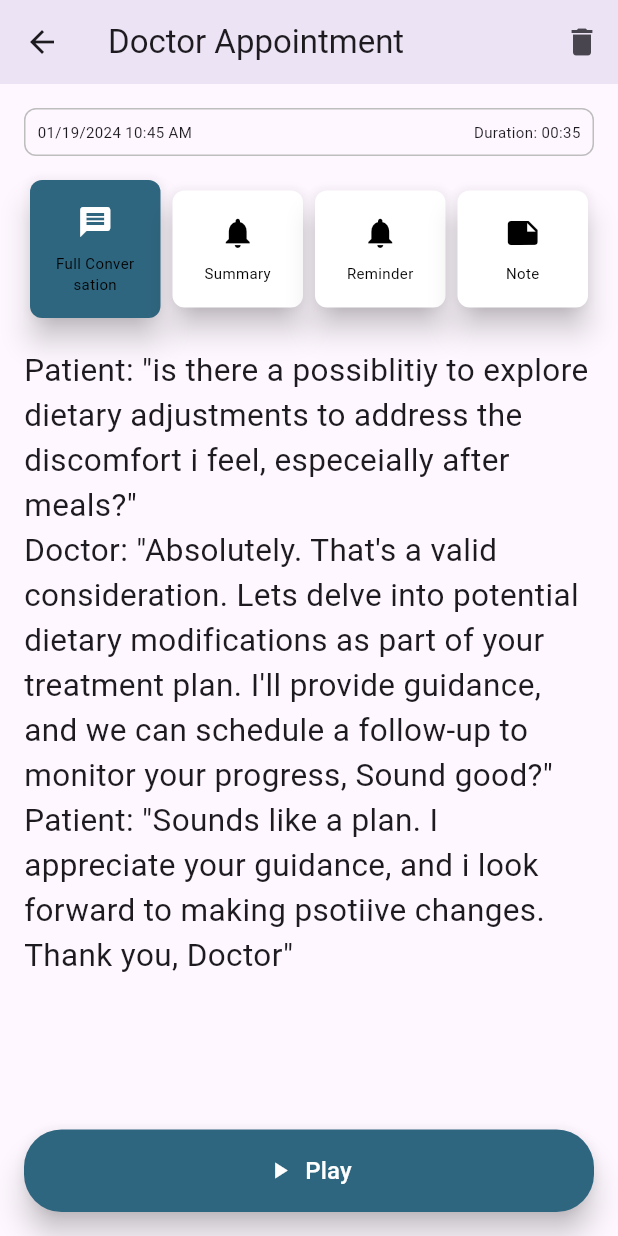
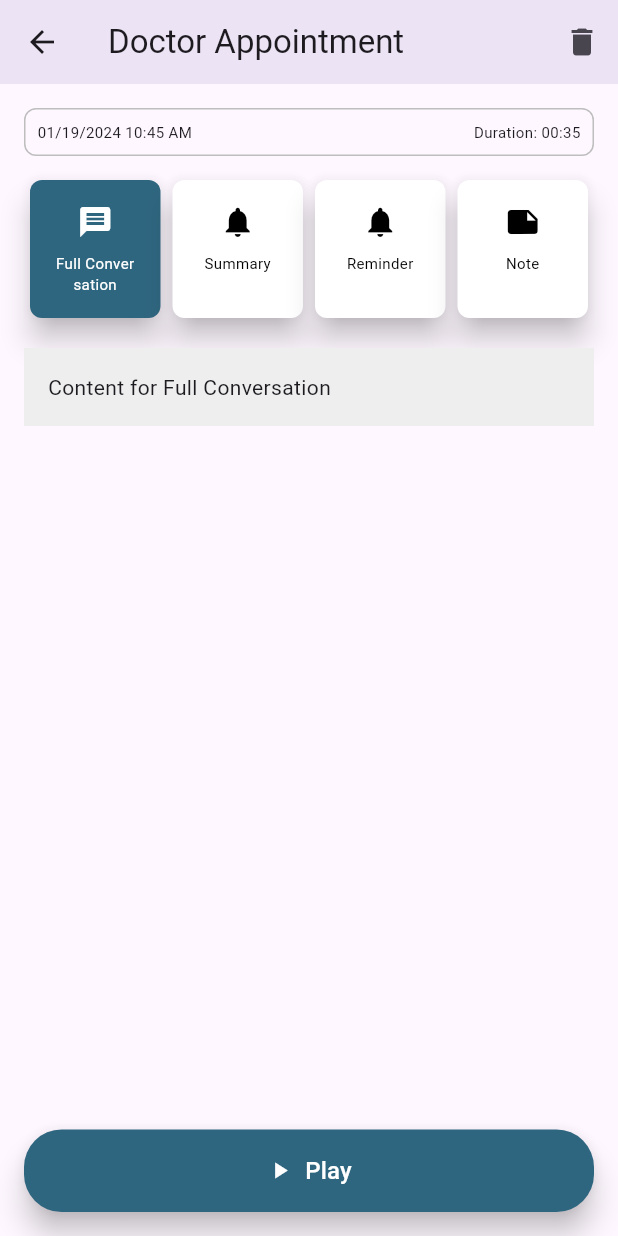
Before and after one commit to umgc/Minder, a Flutter app: the conversationDetailsScreen screen opened by its route, on a phone screen of 412 x 824 dp. Run offline on Flutter 3.47's test engine with Material 3 defaults, Android fonts, the light colour scheme and no system bars; our stand-ins replace audioplayers, camera, image_picker, permission_handler, speech_to_text; missing offline and left inert: amplify_flutter, amplify_storage_s3, google_mlkit_face_detection, tutorial_coach_mark; network calls fail.

Commit message:
create and added new eula and updated the conversation details

```diff
--- a/lib/Caregiver_Conversation/patient_conversation_details.dart
+++ b/lib/Caregiver_Conversation/patient_conversation_details.dart
@@ -13,21 +13,28 @@ class MyApp extends StatelessWidget {
   }
 }
 
-class conversationDetailsScreen extends StatelessWidget {
+class conversationDetailsScreen extends StatefulWidget {
+  @override
+  _ConversationDetailsScreenState createState() => _ConversationDetailsScreenState();
+}
+
+class _ConversationDetailsScreenState extends State<conversationDetailsScreen> {
+   String selectedButton = 'Full Conversation'; // Initial selected button
+
   @override
   Widget build(BuildContext context) {
     return Scaffold(
       appBar: AppBar(
         leading: IconButton(
-          icon: Icon(Icons.arrow_back),
+          icon: const Icon(Icons.arrow_back),
           onPressed: () {
-            Navigator.pop(context);
+            // Handle back button press
           },
         ),
-        title: Text('Doctor Appointment'),
+        title: const Text('Doctor Appointment'),
         actions: [
           IconButton(
-            icon: Icon(Icons.delete),
+            icon: const Icon(Icons.delete),
             onPressed: () {
               showDeleteConfirmationDialog(context);
             },
@@ -45,8 +52,8 @@ class conversationDetailsScreen extends StatelessWidget {
                 borderRadius: BorderRadius.circular(8),
                 border: Border.all(color: const Color.fromARGB(255, 190, 190, 190)),
               ),
-              padding: EdgeInsets.all(8),
-              child: const Row(
+              padding: const EdgeInsets.all(8),
+              child: Row(
                 mainAxisAlignment: MainAxisAlignment.spaceBetween,
                 children: [
                   Text('01/19/2024 10:45 AM', style: TextStyle(fontSize: 10)),
@@ -54,30 +61,35 @@ class conversationDetailsScreen extends StatelessWidget {
                 ],
               ),
             ),
-            SizedBox(height: 12),
+            const SizedBox(height: 12),
             Row(
               mainAxisAlignment: MainAxisAlignment.spaceBetween,
               children: [
-    buildTileButton('Full Conversation', Icons.message, Colors.white, const Color.fromRGBO(47, 102, 127, 1), fontSize: 10),
-     buildTileButton('Summary', Icons.notifications, Colors.black, Colors.white, fontSize: 10),
-    buildTileButton('Reminder', Icons.notifications, Colors.black, Colors.white, fontSize: 10),
-    buildTileButton('Note', Icons.note, Colors.black, Colors.white, fontSize: 10),
+                buildTileButton(
+                  'Full Conversation',
+                  Icons.message,
+                  fontSize: 10,
+                ),
+                buildTileButton(
+                  'Summary              ',
+                  Icons.notifications,
+                  fontSize: 10,
+                ),
+                buildTileButton(
+                  'Reminder             ',
+                  Icons.notifications,
+                  fontSize: 10,
+                ),
+                buildTileButton(
+                  'Note                         ',
+                  Icons.note,
+                  fontSize: 10,
+                ),
               ],
             ),
-            SizedBox(height: 16),
-            const Text(
-              'Patient: "is there a possiblitiy to explore dietary adjustments to address the discomfort i feel, especeially after meals?"',
-              style: TextStyle(fontSize: 21),
-            ),
-            const Text(
-              'Doctor: "Absolutely. That\'s a valid consideration. Lets delve into potential dietary modifications as part of your treatment plan. I\'ll provide guidance, and we can schedule a follow-up to monitor your progress, Sound good?"',
-              style: TextStyle(fontSize: 21),
-            ),
-            const Text(
-              'Patient: "Sounds like a plan. I appreciate your guidance, and i look forward to making psotiive changes. Thank you, Doctor"',
-              style: TextStyle(fontSize: 21),
-            ),
-            Spacer(),
+            const SizedBox(height: 16),
+            buildContentContainer(selectedButton),
+            const Spacer(),
             SizedBox(
               width: double.infinity,
               child: ElevatedButton(
@@ -89,13 +101,13 @@ class conversationDetailsScreen extends StatelessWidget {
                   shape: RoundedRectangleBorder(
                     borderRadius: BorderRadius.circular(25),
                   ),
-                  padding: EdgeInsets.all(16),
-                  backgroundColor: Color.fromRGBO(47, 102, 127, 1),
+                  padding: const EdgeInsets.all(16),
+                  backgroundColor: const Color.fromRGBO(47, 102, 127, 1),
                 ),
                 child: Row(
                   mainAxisAlignment: MainAxisAlignment.center,
                   children: [
-                    Icon(Icons.play_arrow, color: Colors.white),
+                    const Icon(Icons.play_arrow, color: Colors.white),
                     SizedBox(width: 8),
                     Text('Play', style: TextStyle(fontSize: 16, color: Colors.white)),
                   ],
@@ -108,8 +120,19 @@ class conversationDetailsScreen extends StatelessWidget {
     );
   }
 
-  Widget buildTileButton(String text, IconData icon, Color iconColor, Color backgroundColor, {double fontSize = 12.0}) {
+  Widget buildTileButton(String text, IconData icon, {double fontSize = 12.0}) {
+    bool isActive = selectedButton == text;
+    Color backgroundColor = isActive ? const Color.fromRGBO(47, 102, 127, 1) : Colors.white;
+    Color iconColor = isActive ? Colors.white : Colors.black;
+
     return Expanded(
+      child: GestureDetector(
+        onTap: () {
+          // Handle button click
+          setState(() {
+            selectedButton = text;
+          });
+        },
         child: Card(
           elevation: 8,
           shape: RoundedRectangleBorder(
@@ -122,18 +145,52 @@ class conversationDetailsScreen extends StatelessWidget {
               mainAxisAlignment: MainAxisAlignment.center,
               children: [
                 Icon(icon, color: iconColor, size: 24),
-            SizedBox(height: 8),
+                const SizedBox(height: 8),
                 Text(
                   text,
-              style: TextStyle(fontSize: fontSize, color: Colors.black),
+                  style: TextStyle(fontSize: fontSize, color: iconColor),
                   textAlign: TextAlign.center,
                 ),
               ],
             ),
           ),
         ),
+      ),
     );
   }
+
+  Widget buildContentContainer(String selectedButton) {
+    switch (selectedButton) {
+      case 'Full Conversation':
+        return Container(
+          color: Colors.grey[200],
+          padding: const EdgeInsets.all(16),
+          child: Text('Content for Full Conversation'),
+        );
+      case 'Summary              ':
+        return Container(
+          color: Colors.grey[200],
+          padding: const EdgeInsets.all(16),
+          child: Text('This Section will show summary for the conversation'),
+        );
+      case 'Reminder             ':
+        return Container(
+          color: const Color.fromARGB(0, 238, 238, 238),
+          padding: const EdgeInsets.all(16),
+          child: Text('◉ Reminder 1 \n◉ Reminder 2 \n◉ Reminder 3'),
+
+        );
+      case 'Note                         ':
+        return Container(
+          color: Colors.grey[200],
+          padding: const EdgeInsets.all(16),
+          child: Text('This Section will show notes for the conversation'),
+        );
+      default:
+        return Container();
+    }
+  }
+
   Future<void> showDeleteConfirmationDialog(BuildContext context) async {
     return showDialog(
       context: context,
@@ -148,19 +205,19 @@ class conversationDetailsScreen extends StatelessWidget {
                     Container(
                       width: 40,
                       height: 40,
-                    decoration: BoxDecoration(
+                      decoration: const BoxDecoration(
                         shape: BoxShape.circle,
                         color: Color.fromRGBO(151, 228, 241, 1),
                       ),
-                    child: Center(
+                      child: const Center(
                         child: Text(
                           '?',
                           style: TextStyle(color: Colors.black),
                         ),
                       ),
                     ),
-                  SizedBox(width: 16),
-                  Flexible(
+                    const SizedBox(width: 16),
+                    const Flexible(
                       child: Text(
                         'Are you sure you want to remove this conversation permanently?',
                         style: TextStyle(color: Colors.white, fontSize: 14),
@@ -174,27 +231,27 @@ class conversationDetailsScreen extends StatelessWidget {
           actions: [
             TextButton(
               onPressed: () {
-
+                // Handle delete button press
                 Navigator.of(context).pop();
-
+                // Add your delete logic here
               },
               style: TextButton.styleFrom(
                 backgroundColor: Colors.white,
               ),
-            child: Text(
+              child: const Text(
                 'OK',
                 style: TextStyle(color: Colors.black),
               ),
             ),
             TextButton(
               onPressed: () {
-
+                // Handle cancel button press
                 Navigator.of(context).pop();
               },
               style: TextButton.styleFrom(
                 backgroundColor: Colors.white,
               ),
-            child: Text(
+              child: const Text(
                 'Cancel',
                 style: TextStyle(color: Colors.black),
               ),
--- a/lib/main.dart
+++ b/lib/main.dart
@@ -29,7 +29,7 @@ class MyApp extends StatelessWidget {
         primarySwatch: Colors.blue,
       ),
 
-      home:  const MobileFrame(child: RecordingScreen()),
+      home:  SplashScreen(),
       //home: tour
       routes: {
         //  '/Settings' : (context) => FigmaToCodeApp(),
```
Also changed, not shown: lib/end_user_license_agreement_eula.dart (added, +106 -0 lines). Lines whose indentation alone changed are shown as unchanged.
